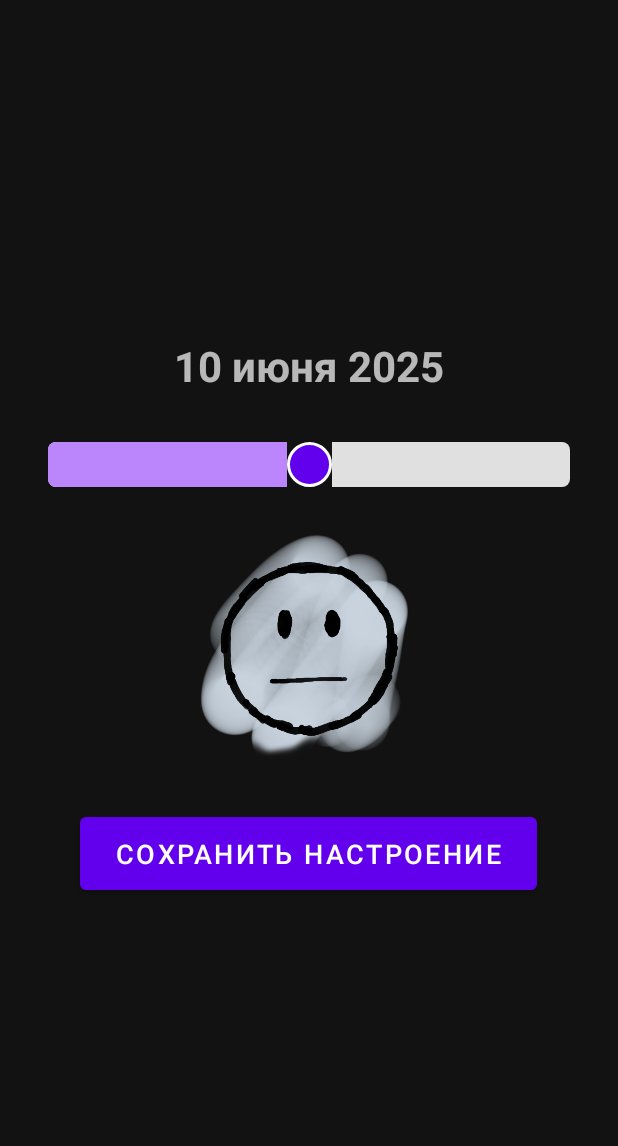
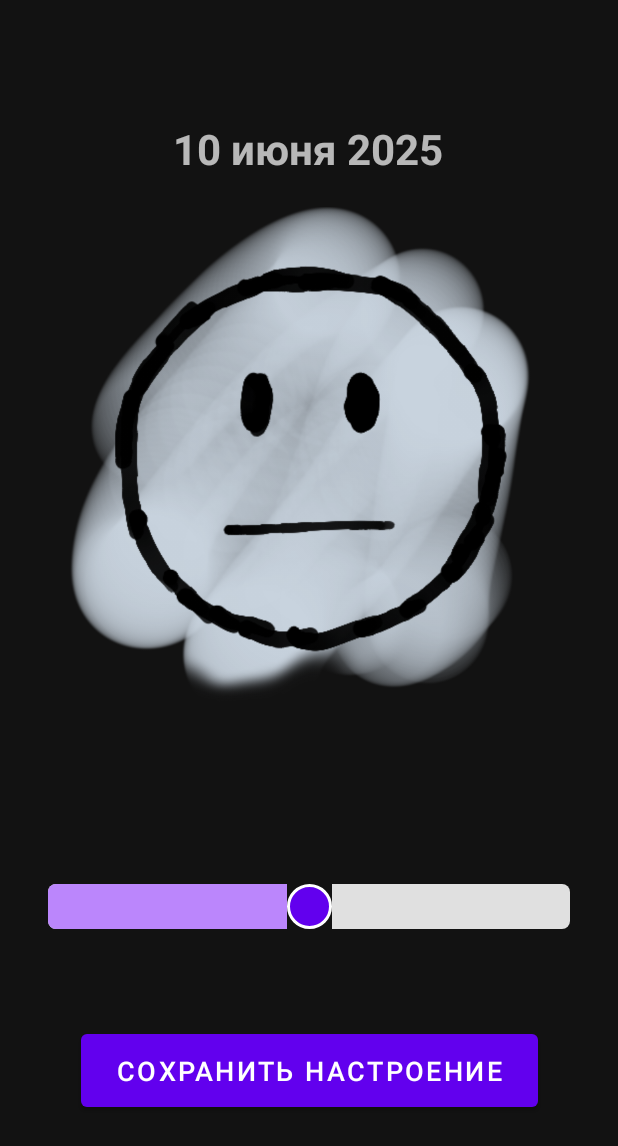
Before and after one commit to Vadim4k-nya/MoodCalendar, an Android app: the screen it shows after launch (MoodSelectionActivity), after a tap on "10", on a phone screen of 412 x 824 dp. Shown: the top 1146 px of the screen. Run offline under Robolectric (Android 15) with nearby library versions, the phone set to English and light mode, and no system bars.

Commit message:
final changes

```diff
--- a/app/src/main/java/com/example/moodcalendar/MainActivity.java
+++ b/app/src/main/java/com/example/moodcalendar/MainActivity.java
@@ -125,12 +125,8 @@ public class MainActivity extends AppCompatActivity {
 
                 // Получаем настроение для текущего дня из SharedPreferences
                 int mood = sharedPreferences.getInt("mood_" + day.getTime(), -1);
-                if (mood != -1) {
-                    setDayBackground(dayTextView, mood);
-                } else {
-                    // Устанавливаем фон по умолчанию
-                    setDayBackground(dayTextView, -1);
-                }
+                // Устанавливаем фон по умолчанию
+                setDayBackground(dayTextView, mood);
             }
             calendarGridLayout.addView(dayTextView);
         }
--- a/app/src/main/res/layout/activity_mood_selection.xml
+++ b/app/src/main/res/layout/activity_mood_selection.xml
@@ -1,5 +1,6 @@
 <?xml version="1.0" encoding="utf-8"?>
-<LinearLayout xmlns:android="http://schemas.android.com/apk/res/android"
+<androidx.constraintlayout.widget.ConstraintLayout xmlns:android="http://schemas.android.com/apk/res/android"
+    xmlns:app="http://schemas.android.com/apk/res-auto"
     xmlns:tools="http://schemas.android.com/tools"
     android:layout_width="match_parent"
     android:layout_height="match_parent"
@@ -13,38 +14,55 @@
         android:id="@+id/selectedDateTextView"
         android:layout_width="wrap_content"
         android:layout_height="wrap_content"
+        android:layout_marginTop="64dp"
         android:text="26 Июня 2025"
         android:textSize="28sp"
         android:textStyle="bold"
-        android:layout_marginBottom="32dp" />
+        app:layout_constraintEnd_toEndOf="parent"
+        app:layout_constraintHorizontal_bias="0.497"
+        app:layout_constraintStart_toStartOf="parent"
+        app:layout_constraintTop_toTopOf="parent" />
+
+    <ImageView
+        android:id="@+id/moodEmojiDisplayImageView"
+        android:layout_width="0dp"
+        android:layout_height="0dp"
+        android:layout_marginTop="20dp"
+        android:layout_marginBottom="120dp"
+        android:contentDescription="Selected Mood Emoji"
+        android:src="@drawable/ic_default_emoji"
+        app:layout_constraintBottom_toTopOf="@+id/moodSeekBar"
+        app:layout_constraintEnd_toEndOf="parent"
+        app:layout_constraintHorizontal_bias="0.497"
+        app:layout_constraintStart_toStartOf="parent"
+        app:layout_constraintTop_toBottomOf="@+id/selectedDateTextView" />
 
     <SeekBar
         android:id="@+id/moodSeekBar"
         android:layout_width="match_parent"
         android:layout_height="wrap_content"
+        android:layout_marginBottom="64dp"
         android:max="4"
         android:progress="2"
+        android:progressDrawable="@drawable/seek_bar_progress"
         android:thumb="@drawable/seek_bar_thumb"
-        android:progressDrawable="@drawable/seek_bar_progress"
-        android:layout_marginBottom="32dp" />
-
-    <ImageView
-        android:id="@+id/moodEmojiDisplayImageView"
-        android:layout_width="150dp"
-        android:layout_height="150dp"
-        android:src="@drawable/ic_neutral_emoji"
-        android:contentDescription="Selected Mood Emoji"
-        android:layout_marginBottom="32dp"/>
+        app:layout_constraintBottom_toTopOf="@+id/saveMoodButton"
+        app:layout_constraintEnd_toEndOf="parent"
+        app:layout_constraintStart_toStartOf="parent" />
 
     <Button
         android:id="@+id/saveMoodButton"
         android:layout_width="wrap_content"
         android:layout_height="wrap_content"
+        android:layout_marginBottom="64dp"
+        android:paddingStart="24dp"
+        android:paddingTop="12dp"
+        android:paddingEnd="24dp"
+        android:paddingBottom="12dp"
         android:text="Сохранить настроение"
-        android:paddingStart="24dp"
-        android:paddingEnd="24dp"
-        android:paddingTop="12dp"
-        android:paddingBottom="12dp"
-        android:textSize="18sp"/>
+        android:textSize="18sp"
+        app:layout_constraintBottom_toBottomOf="parent"
+        app:layout_constraintEnd_toEndOf="parent"
+        app:layout_constraintStart_toStartOf="parent" />
 
-</LinearLayout>
+</androidx.constraintlayout.widget.ConstraintLayout>
```
